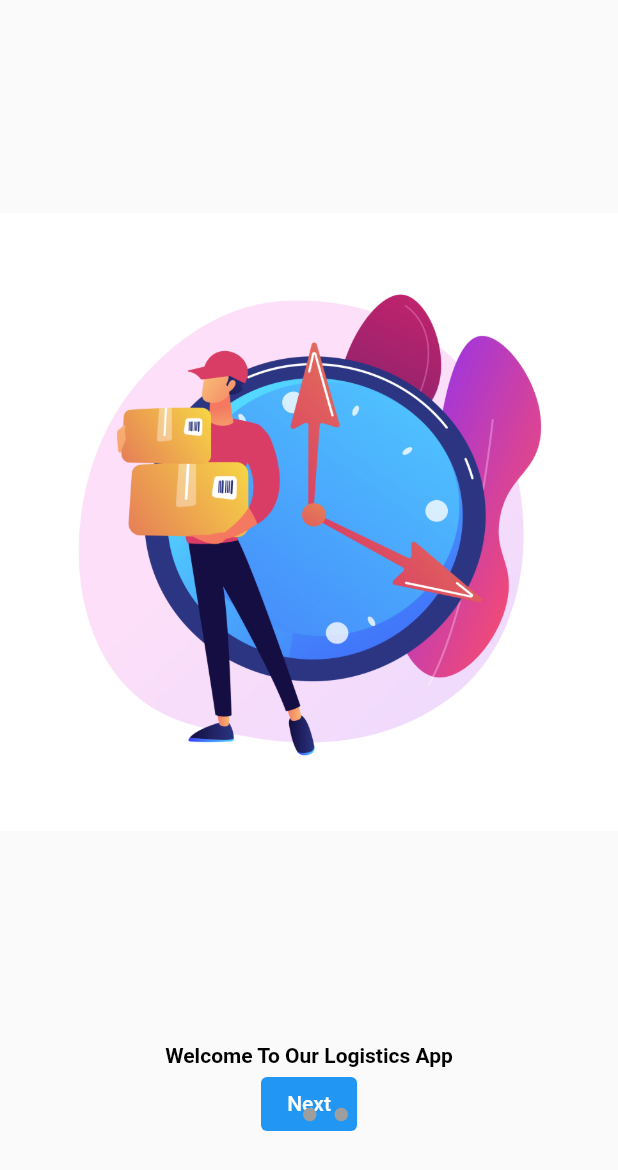
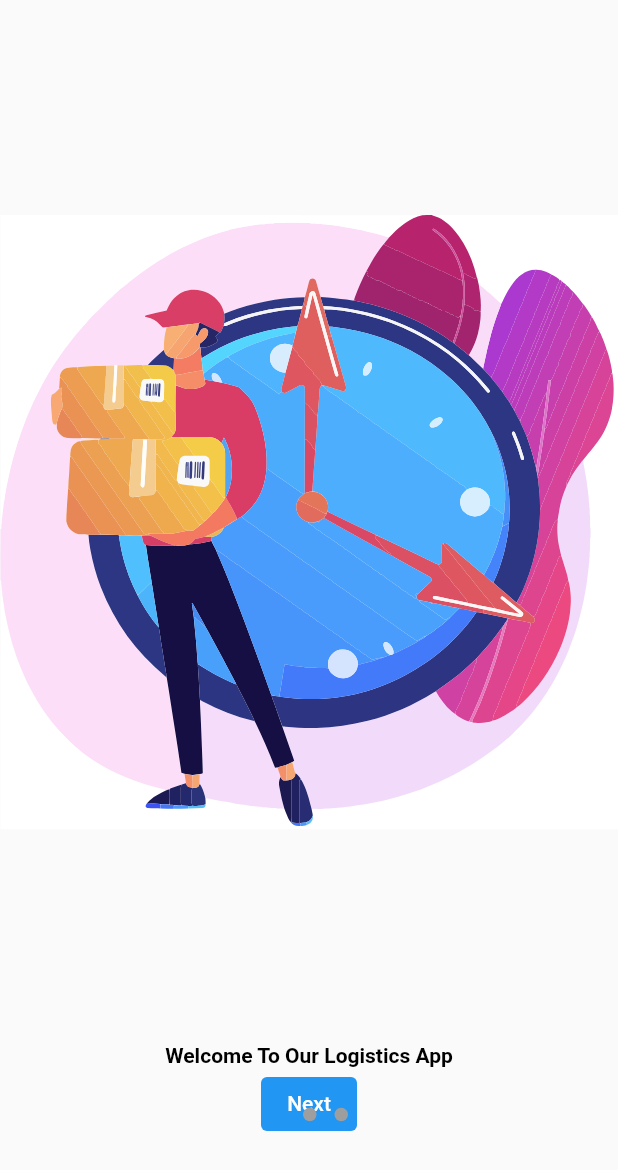
Before and after one commit to cerebrogenius/logisticsUi, a Flutter app: the screen it shows after launch, on a phone screen of 412 x 824 dp. Shown: the top 1170 px of the screen. Run offline on Flutter 3.47's test engine with Material 2 defaults, Android fonts, the light colour scheme and no system bars; drawn by our look-alikes of dots_indicator; our stand-ins replace bloc, equatable, flutter_bloc, flutter_screenutil, flutter_svg, font_awesome_flutter.

Commit message:
a new one

```diff
--- a/lib/shipment/network/network_request.dart
+++ b/lib/shipment/network/network_request.dart
@@ -155,8 +155,10 @@ class HttpRequest {
           yield processed;
         }
       } else {
-        throw Exception('failed');
+        throw Exception('Expired Time');
       }
-    } on Exception catch (e) {}
+    } on Exception catch (e) {
+      throw Exception(e.toString(),);
+    }
   }
 }
--- a/lib/shipment/screens/account_screen/account_screen.dart
+++ b/lib/shipment/screens/account_screen/account_screen.dart
@@ -5,7 +5,6 @@ import 'package:intl/intl.dart';
 import 'package:my_bloc_app/shipment/screens/account_screen/cubit/account_screen_cubit.dart';
 import 'package:my_bloc_app/shipment/screens/login_screen/cubit/login_cubit.dart';
 import 'package:my_bloc_app/shipment/screens/login_screen/login_screen.dart';
-import 'package:my_bloc_app/shipment/utilities/snack_bar.dart';
 import 'package:my_bloc_app/shipment/utilities/widgets/widgets.dart';
 
 class AccountScreen extends StatelessWidget {
@@ -171,7 +170,7 @@ class AccountScreen extends StatelessWidget {
 }
 
 String formattedDate(DateTime date) {
-  return DateFormat.yMMMMd().format(date);
+  return DateFormat.yMMMd().format(date);
 }
 
 showAlert({
--- a/lib/shipment/screens/post_item/cubit/post_item_cubit.dart
+++ b/lib/shipment/screens/post_item/cubit/post_item_cubit.dart
@@ -20,8 +20,8 @@ class PostItemCubitState extends Equatable {
   PostItemCubitState copyWith(
       {DateTime? date, String? status, List<Items>? itemList}) {
     return PostItemCubitState(
-      date: date,
-      currentStatus: status ?? this.currentStatus,
+      date: date??this.date,
+      currentStatus: status ?? currentStatus,
       itemList: itemList ?? this.itemList,
     );
   }
--- a/lib/shipment/screens/welcome_page/welcome_page.dart
+++ b/lib/shipment/screens/welcome_page/welcome_page.dart
@@ -2,6 +2,7 @@ import 'package:dots_indicator/dots_indicator.dart';
 import 'package:flutter/material.dart';
 import 'package:flutter_bloc/flutter_bloc.dart';
 import 'package:flutter_screenutil/flutter_screenutil.dart';
+import 'package:flutter_svg/flutter_svg.dart';
 import 'package:my_bloc_app/shipment/screens/welcome_page/bloc/welcome_page_bloc.dart';
 
 class WelcomePage extends StatelessWidget {
@@ -24,21 +25,21 @@ class WelcomePage extends StatelessWidget {
                 },
                 children: [
                   WelcomeWidget(
-                    imagePath: 'assets/images/image1.jpg',
+                    imagePath: 'image1new.svg',
                     message: 'Welcome To Our Logistics App',
                     buttonName: 'Next',
                     controller: controller,
                     index: 0,
                   ),
                   WelcomeWidget(
-                    imagePath: 'assets/images/image2.jpg',
+                    imagePath: 'newImage21.svg',
                     message: 'Easy Deliver Anywhere You Are',
                     buttonName: 'Next',
                     controller: controller,
                     index: 1,
                   ),
                   WelcomeWidget(
-                    imagePath: 'assets/images/image3.jpg',
+                    imagePath: 'image3new.svg',
                     message: 'Order At The Comfort Of Your Home',
                     buttonName: 'Get Started',
                     controller: controller,
@@ -89,14 +90,14 @@ class WelcomeWidget extends StatelessWidget {
   Widget build(BuildContext context) {
     return Column(
       children: [
-        Container(
+        SizedBox(
           height: 500.h,
-          width: double.infinity,
-          decoration: BoxDecoration(
-            image: DecorationImage(
-              image: AssetImage(imagePath),
-              fit: BoxFit.contain,
-            ),
+          width: 300.h,
+          child: SvgPicture.asset(
+            fit: BoxFit.contain,
+            height: 400,
+            width: 300,
+            'assets/svg/$imagePath',
           ),
         ),
         Text(
--- a/pubspec.yaml
+++ b/pubspec.yaml
@@ -43,6 +43,7 @@ dependencies:
   equatable: ^2.0.5
   intl: ^0.18.1
   datetime_picker_formfield_new: ^2.1.0
+  flutter_svg: ^1.1.6
 
 dev_dependencies:
   flutter_test:
@@ -69,7 +70,7 @@ flutter:
   # To add assets to your application, add an assets section, like this:
   assets:
     - assets/images/
-    -
+    - assets/svg/
 
   # An image asset can refer to one or more resolution-specific "variants", see
   # https://flutter.dev/assets-and-images/#resolution-aware
```
Also changed, not shown: lib/shipment/screens/main_page.dart (+19 -3 lines), lib/shipment/screens/post_item/post_screen.dart (+19 -15 lines), assets/images/image1.jpg (deleted), assets/images/image2.jpg (deleted), assets/images/image3.jpg (deleted), assets/svg/image1new.svg (added), assets/svg/image3new.svg (added), assets/svg/newImage21.svg (added), pubspec.lock.
